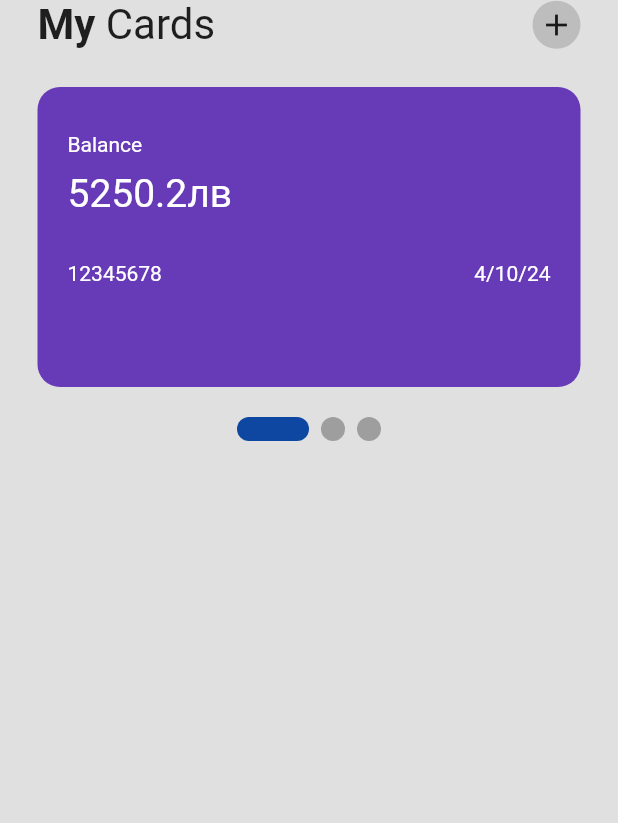
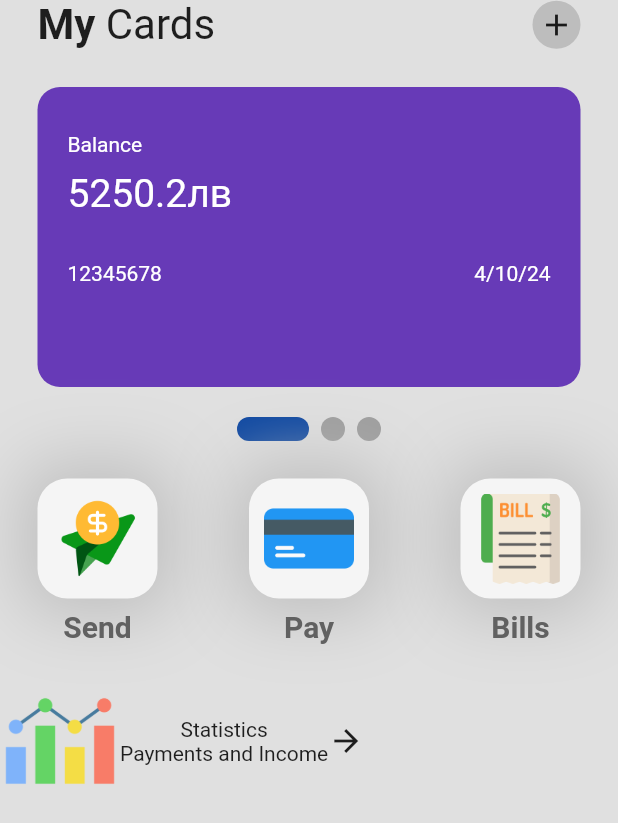
Before and after one commit to TIVMOF/online_bank, a Flutter app: the screen it shows after launch, on a phone screen of 412 x 824 dp. Shown: the top 823 px of the screen. Run offline on Flutter 3.47's test engine with Material 2 defaults, Android fonts, the phone set to English and light mode, and no system bars; drawn by our look-alikes of smooth_page_indicator.

Commit message:
buttons finished design

```diff
--- a/lib/pages/home_page.dart
+++ b/lib/pages/home_page.dart
@@ -1,6 +1,7 @@
 // ignore_for_file: prefer_const_literals_to_create_immutables, prefer_const_constructors, sized_box_for_whitespace
 
 import 'package:flutter/material.dart';
+import 'package:online_bank/utill/my_button.dart';
 import 'package:online_bank/utill/my_card.dart';
 import 'package:smooth_page_indicator/smooth_page_indicator.dart';
 
@@ -106,16 +107,44 @@ class _HomePageState extends State<HomePage> {
             SizedBox(height: 25),
 
           // 3 buttons ->send + pay + bills
-          Row(children: [
-            // send button
+          Padding(
+            padding: const EdgeInsets.symmetric(horizontal: 25.0),
+            child: Row(
+              mainAxisAlignment: MainAxisAlignment.spaceBetween,
+              children: [
+              // send button
+              MyButton(iconImagePath: 'lib/icons/send.png', buttonText: 'Send'),
 
+              //pay button
+              MyButton(iconImagePath: 'lib/icons/credit-card.png', buttonText: 'Pay'),
 
-            //pay button
+              //bills button
+              MyButton(iconImagePath: 'lib/icons/bill.png', buttonText: 'Bills'),
+            ],),
+          ),
 
-            //bills button
-          ],),
+          SizedBox(height: 25,),
 
           // column -> stats + transaction
+          Column(children: [
+            //Stats
+            Row(children: [
+              //Icon
+              Container(
+                height: 80,
+                child: Image.asset('lib/icons/statistics.png'),
+                ),
+
+                Column(children: [
+                  Text('Statistics'),
+                  Text('Payments and Income'),
+                ],),
+
+                Icon(Icons.arrow_forward),
+            ],)
+
+            //Transactions
+          ],)
         ],),
       ),
     );
--- a/lib/utill/my_button.dart
+++ b/lib/utill/my_button.dart
@@ -1,7 +1,15 @@
 import 'package:flutter/material.dart';
 
 class MyButton extends StatelessWidget {
-  const MyButton({super.key});
+
+  final String iconImagePath;
+  final String buttonText;
+
+  const MyButton({
+    super.key,
+    required this.iconImagePath,
+    required this.buttonText
+    });
 
   @override
   Widget build(BuildContext context) {
@@ -9,10 +17,10 @@ class MyButton extends StatelessWidget {
               children: [
                 // icon
                 Container(
-                  height: 100,
+                  height: 80,
                   padding: EdgeInsets.all(10),
                   decoration: BoxDecoration(
-                    color: Colors.white,
+                    color: Colors.grey[100],
                     borderRadius: BorderRadius.circular(20),
                     boxShadow: [
                       BoxShadow(
@@ -23,12 +31,12 @@ class MyButton extends StatelessWidget {
                     ],
                   ),
                   child: Center(
-                    child: Image.asset('lib/icons/send.png')),
+                    child: Image.asset(iconImagePath)),
                 ),
-                SizedBox(height: 12,),
+                SizedBox(height: 7,),
                 // text
                 Text(
-                  'Send',
+                  buttonText,
                   style: TextStyle(
                     fontSize: 20,
                     fontWeight: FontWeight.bold,
```
